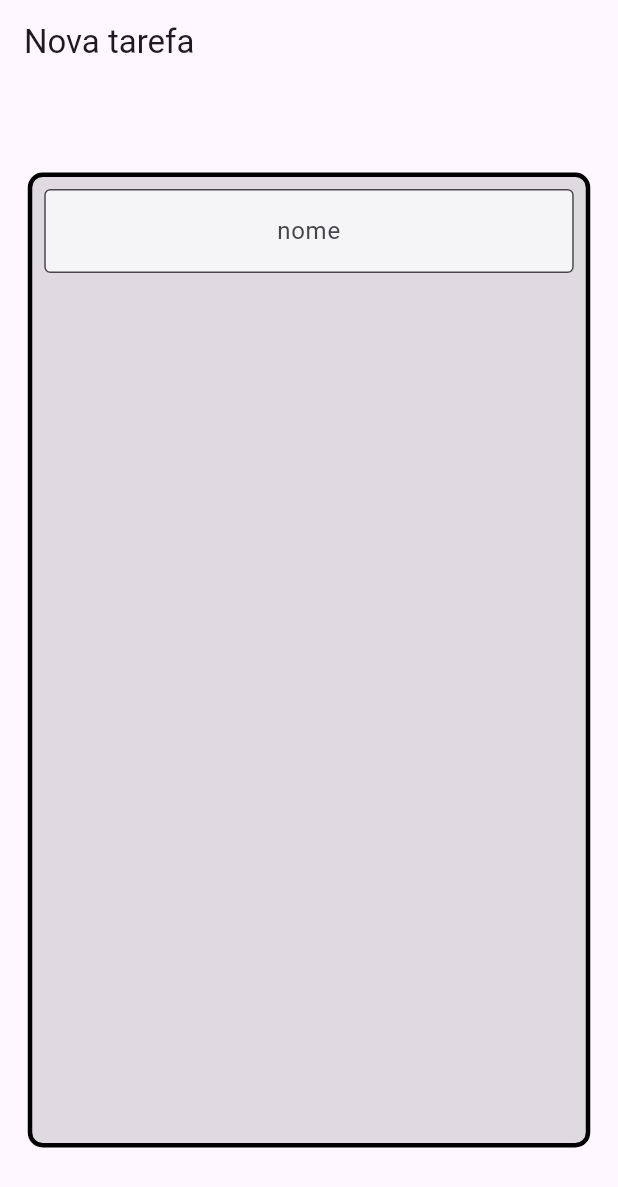
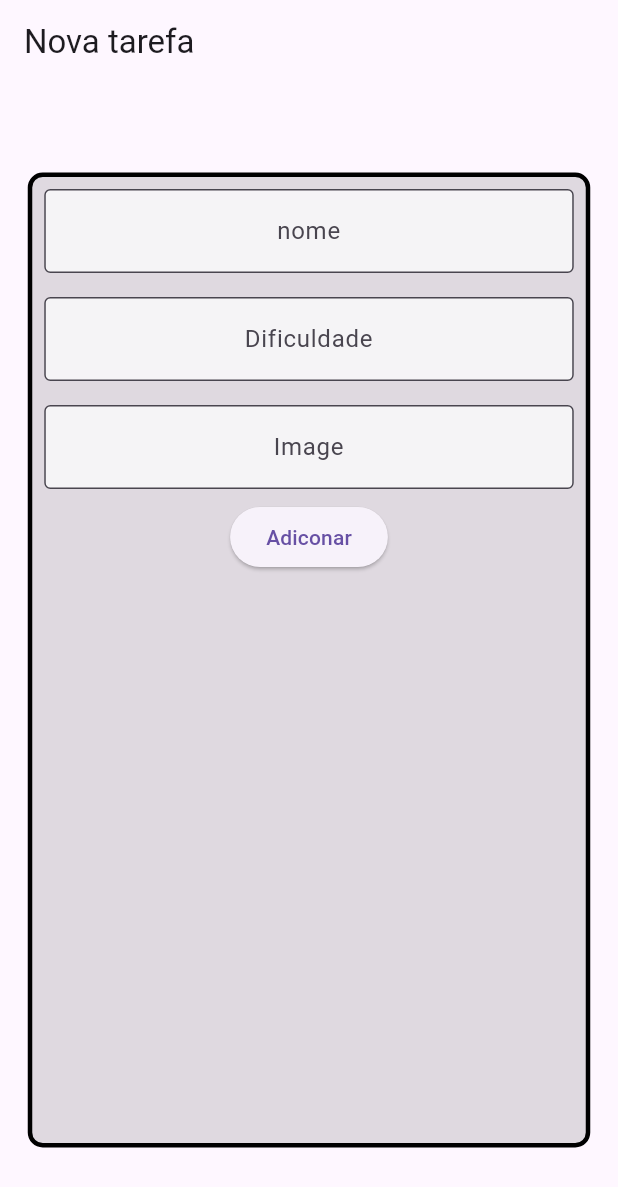
Before and after one commit to dudurb17/Flutter--Controller--navega--o-e-estados, a Flutter app: the screen it shows after launch, on a phone screen of 412 x 824 dp. Shown: the top 1187 px of the screen. Run offline on Flutter 3.47's test engine with Material 3 defaults, Android fonts, the phone set to English and light mode, and no system bars.

Commit message:
getting data form form input

```diff
--- a/lib/screens/form_screen.dart
+++ b/lib/screens/form_screen.dart
@@ -8,6 +8,10 @@ class FormScreen extends StatefulWidget {
 }
 
 class _FormScreenState extends State<FormScreen> {
+  TextEditingController nameController = TextEditingController();
+  TextEditingController difficultyController = TextEditingController();
+  TextEditingController imageController = TextEditingController();
+
   @override
   Widget build(BuildContext context) {
     return Scaffold(
@@ -27,14 +31,49 @@ class _FormScreenState extends State<FormScreen> {
               Padding(
                 padding: const EdgeInsets.all(8.0),
                 child: TextFormField(
+                  controller: nameController,
                   textAlign: TextAlign.center,
-                  decoration: InputDecoration(
+                  decoration: const InputDecoration(
                     border: OutlineInputBorder(),
                     hintText: "nome",
                     fillColor: Colors.white70,
                     filled: true,
                   ),
                 ),
+              ),
+              Padding(
+                padding: const EdgeInsets.all(8.0),
+                child: TextFormField(
+                  controller: difficultyController,
+                  textAlign: TextAlign.center,
+                  decoration: const InputDecoration(
+                    border: OutlineInputBorder(),
+                    hintText: "Dificuldade",
+                    fillColor: Colors.white70,
+                    filled: true,
+                  ),
+                ),
+              ),
+              Padding(
+                padding: const EdgeInsets.all(8.0),
+                child: TextFormField(
+                  controller: imageController,
+                  textAlign: TextAlign.center,
+                  decoration: const InputDecoration(
+                    border: OutlineInputBorder(),
+                    hintText: "Image",
+                    fillColor: Colors.white70,
+                    filled: true,
+                  ),
+                ),
+              ),
+              ElevatedButton(
+                onPressed: () {
+                  print(nameController.text);
+                  print(int.parse(imageController.text));
+                  print(difficultyController.text);
+                },
+                child: const Text("Adiconar"),
               )
             ],
           ),
```
